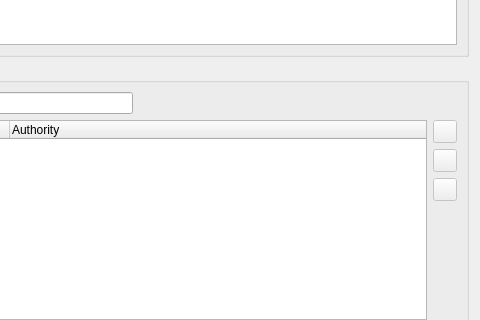
First picture: the form in src/terralib/qt/widgets/srs/ui/SRSManagerDialogForm.ui, repository claudiobogossian/terralib5, before the edit; both pictures show x 214 to 694 and y 226 to 546 of the 694 by 693 pixel window.
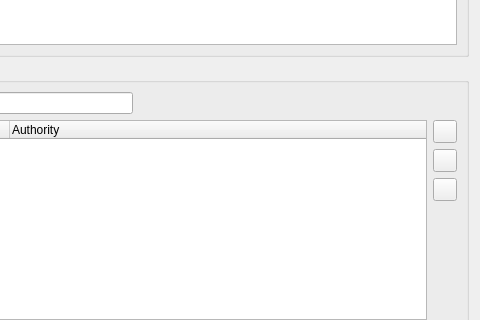
Second picture: the form after the edit. Custom widgets are drawn as their Qt base class.

Diff of the .ui file:
```diff
--- a/src/terralib/qt/widgets/srs/ui/SRSManagerDialogForm.ui
+++ b/src/terralib/qt/widgets/srs/ui/SRSManagerDialogForm.ui
@@ -183,7 +183,7 @@
           <item>
            <widget class="QToolButton" name="m_addSRSToolButton">
             <property name="enabled">
-             <bool>false</bool>
+             <bool>true</bool>
             </property>
             <property name="toolTip">
              <string>Add a new SRS definition</string>
@@ -196,7 +196,7 @@
           <item>
            <widget class="QToolButton" name="m_removeSRSToolButton">
             <property name="enabled">
-             <bool>false</bool>
+             <bool>true</bool>
             </property>
             <property name="toolTip">
              <string>Remove a SRS definition</string>
@@ -209,7 +209,7 @@
           <item>
            <widget class="QToolButton" name="m_editSRSToolButton">
             <property name="enabled">
-             <bool>false</bool>
+             <bool>true</bool>
             </property>
             <property name="toolTip">
              <string>Edit a SRS definition</string>
```
Left out of the diff: 9 changed lines with no effect on the pictures.
